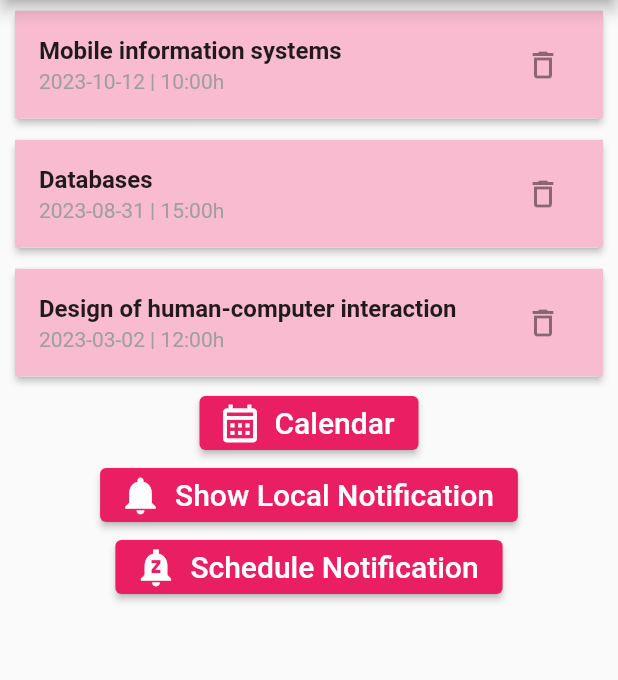
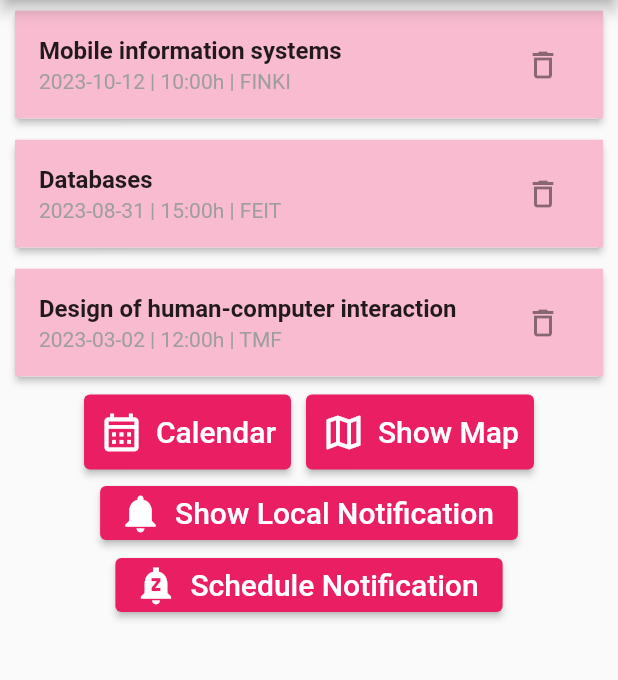
Before and after one commit to ngareska/MIS_5, a Flutter app: the HomeScreen screen opened by its route, on a phone screen of 412 x 824 dp, the part 84-764 px from its top. Run offline on Flutter 3.47's test engine with Material 2 defaults, Android fonts, the light colour scheme and no system bars; our stand-ins replace firebase_auth, firebase_core, flutter_local_notifications, geolocator, google_maps_flutter, nanoid and 2 more; missing offline and left inert: flutter_polyline_points; accounts and stored records are empty.

Commit message:
Add location service and authorize Google Maps API

```diff
--- a/lib/model/exam.dart
+++ b/lib/model/exam.dart
@@ -1,13 +1,15 @@
+import 'location.dart';
+
 class Exam {
   final String id;
   final String name;
   final DateTime date;
-  // final String time;
+  final Location location;
 
   const Exam({
     required this.id,
     required this.name,
     required this.date,
-    // required this.time
+    required this.location
   });
 }
--- /dev/null
+++ b/lib/model/location.dart
@@ -0,0 +1,9 @@
+class Location {
+  final double latitude;
+  final double longitude;
+
+  Location({
+    required this.latitude,
+    required this.longitude
+  });
+}
--- a/lib/screens/home_screen.dart
+++ b/lib/screens/home_screen.dart
@@ -1,8 +1,11 @@
 import 'package:flutter/material.dart';
+import 'package:google_maps_flutter/google_maps_flutter.dart';
 import 'package:intl/intl.dart';
 import 'package:firebase_auth/firebase_auth.dart';
 import 'package:mis_lab3/model/exam.dart';
+import 'package:mis_lab3/model/location.dart';
 import 'package:mis_lab3/screens/calendar_screen.dart';
+import 'package:mis_lab3/screens/google_map_screen.dart';
 import 'package:mis_lab3/screens/login_screen.dart';
 import 'package:mis_lab3/services/notification_service.dart';
 import 'package:mis_lab3/widgets/create_new_exam.dart';
@@ -31,21 +34,21 @@ class HomeScreenState extends State<HomeScreen> {
         date: DateTime.parse(
           "2023-10-12 10:00:00",
         ),
-    ),
+        location: Location(latitude: 42.0043165, longitude: 21.4096452)),
     Exam(
         id: "s2",
         name: "Databases",
         date: DateTime.parse(
           "2023-08-31 15:00:00",
         ),
-    ),
+        location: Location(latitude: 42.004400, longitude: 21.408918)),
     Exam(
         id: "s3",
         name: "Design of human-computer interaction",
         date: DateTime.parse(
           "2023-02-30 12:00:00",
         ),
-    )
+        location: Location(latitude: 42.004906, longitude: 21.409890))
   ];
 
   void _showModal(BuildContext ctx) {
@@ -72,12 +75,22 @@ class HomeScreenState extends State<HomeScreen> {
     });
   }
 
-  String _modifyDate(DateTime date) {
+  String _modifyDate(DateTime date, Location location) {
+    String subjectLocation = '';
+
+    if (location.latitude == 42.0043165 && location.longitude == 21.4096452) {
+      subjectLocation = "FINKI";
+    } else if (location.latitude == 42.004400 &&
+        location.longitude == 21.408918) {
+      subjectLocation = "FEIT";
+    } else {
+      subjectLocation = "TMF";
+    }
     String dateToString = DateFormat("yyyy-MM-dd HH:mm:ss").format(date);
     List<String> dateParts = dateToString.split(" ");
     String modifiedTime = dateParts[1].substring(0, 5);
 
-    return dateParts[0] + ' | ' + modifiedTime + 'h';
+    return dateParts[0] + ' | ' + modifiedTime + 'h | ' + subjectLocation;
   }
 
   Future _logOut() async {
@@ -133,7 +146,8 @@ class HomeScreenState extends State<HomeScreen> {
                             style: const TextStyle(fontWeight: FontWeight.bold),
                           ),
                           subtitle: Text(
-                            _modifyDate(_exams[index].date),
+                            _modifyDate(
+                                _exams[index].date, _exams[index].location),
                             style: const TextStyle(color: Colors.grey),
                           ),
                           trailing: IconButton(
@@ -144,7 +158,13 @@ class HomeScreenState extends State<HomeScreen> {
                     },
                   ),
           ),
-          ElevatedButton.icon(
+          Container(
+            child: Row(
+              mainAxisAlignment: MainAxisAlignment.center,
+              children: [
+                Container(
+                  margin: const EdgeInsets.all(5),
+                  child: ElevatedButton.icon(
                     icon: const Icon(
                       Icons.calendar_month_outlined,
                       size: 30,
@@ -153,12 +173,45 @@ class HomeScreenState extends State<HomeScreen> {
                       "Calendar",
                       style: TextStyle(fontSize: 20),
                     ),
+                    style: ElevatedButton.styleFrom(
+                      padding: EdgeInsets.all(10),
+                    ),
                     onPressed: () {
                       Navigator.push(
                         context,
                         MaterialPageRoute(
-                      builder: (context) => CalendarScreen(_exams)));
+                          builder: (context) => CalendarScreen(_exams),
+                        ),
+                      );
                     },
+                  ),
+                ),
+                Container(
+                  margin: EdgeInsets.all(5),
+                  child: ElevatedButton.icon(
+                    icon: const Icon(
+                      Icons.map_outlined,
+                      size: 30,
+                    ),
+                    label: const Text(
+                      "Show Map",
+                      style: TextStyle(fontSize: 20),
+                    ),
+                    style: ElevatedButton.styleFrom(
+                      padding: const EdgeInsets.all(10),
+                    ),
+                    onPressed: () {
+                      Navigator.push(
+                        context,
+                        MaterialPageRoute(
+                          builder: (context) => GoogleMapScreen(_exams),
+                        ),
+                      );
+                    },
+                  ),
+                )
+              ],
+            ),
           ),
           ElevatedButton.icon(
             icon: const Icon(
```
Also changed, not shown: lib/screens/google_map_screen.dart (added, +213 -0 lines), lib/widgets/create_new_exam.dart (+86 -10 lines), pubspec.yaml (+10 -1 lines), pubspec.lock, 4 other files. Lines whose indentation alone changed are shown as unchanged.
